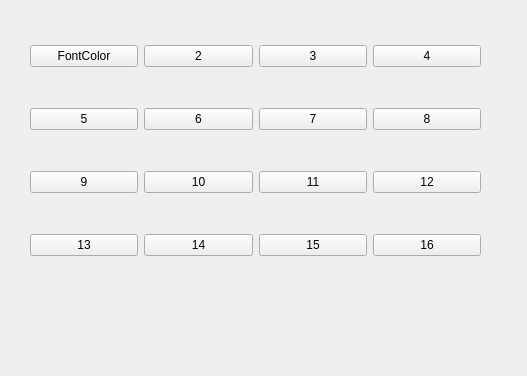
This is src/QT_Demo/entry_form.ui in dbase/QT_Demo as Qt 5 draws it before an edit. The edited form follows.
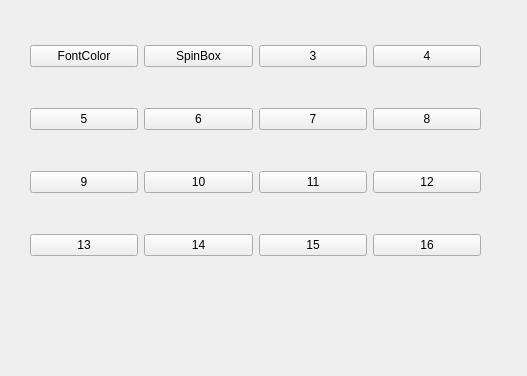
This is the edited form.

Commit message: QT_Demo版本：增加学习spinbox控件的界面

What changed in the file:
```diff
--- a/src/QT_Demo/entry_form.ui
+++ b/src/QT_Demo/entry_form.ui
@@ -96,7 +96,7 @@
     <item row="0" column="1">
      <widget class="QPushButton" name="btn2">
       <property name="text">
-       <string>2</string>
+       <string>SpinBox</string>
       </property>
      </widget>
     </item>
```
The commit also changes 7 other files.
